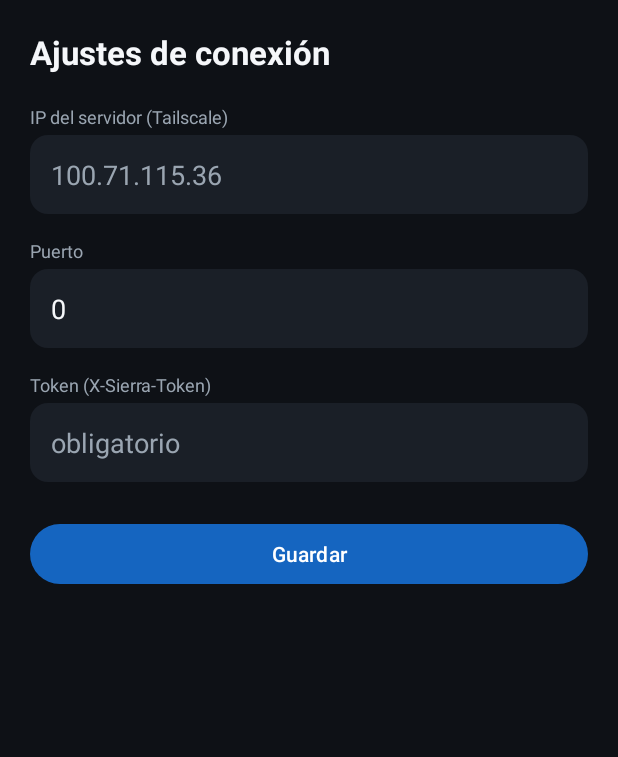
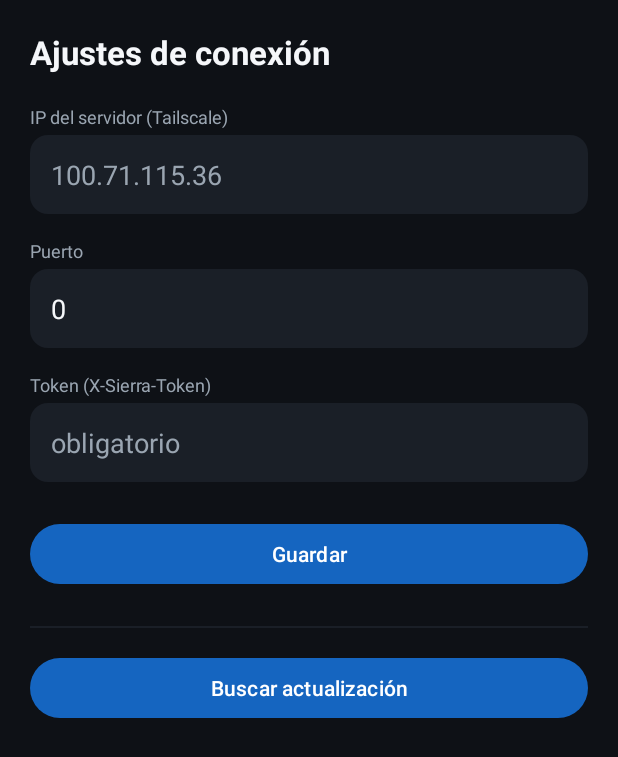
Before and after one commit to jongamer117-ops/sierra-app, an Android app: the SettingsActivity screen opened directly, with no data from a screen before it, on a phone screen of 412 x 824 dp. Shown: the top 757 px of the screen. Run offline under Robolectric (Android 15) with nearby library versions, the phone set to English and light mode, and no system bars; 5 statements that could not run were skipped.

Commit message:
Agregar boton de actualizacion desde GitHub en Ajustes
Consulta el ultimo commit de la rama apk-latest (donde el workflow de CI
publica el APK debug), descarga el APK si hay uno nuevo, y abre el
instalador del sistema via FileProvider. Pide el permiso REQUEST_INSTALL_PACKAGES
y redirige a Ajustes del sistema si 'instalar apps desconocidas' no esta
habilitado para la app.

```diff
--- a/app/src/main/java/com/sierra/voiceapp/SierraPrefs.kt
+++ b/app/src/main/java/com/sierra/voiceapp/SierraPrefs.kt
@@ -42,11 +42,17 @@ class SierraPrefs(context: Context) {
 
     fun baseUrl(): String = "http://$serverIp:$serverPort"
 
+    /** SHA del commit del APK instalado actualmente, para saber si hay uno más nuevo en apk-latest. */
+    var lastInstalledCommitSha: String
+        get() = prefs.getString(KEY_LAST_APK_SHA, "") ?: ""
+        set(value) = prefs.edit().putString(KEY_LAST_APK_SHA, value).apply()
+
     companion object {
         private const val PREFS_NAME = "sierra_prefs"
         private const val KEY_IP = "server_ip"
         private const val KEY_PORT = "server_port"
         private const val KEY_TOKEN = "sierra_token_poco"
+        private const val KEY_LAST_APK_SHA = "last_installed_apk_sha"
 
         // Canal A (FastAPI + SQLite en sierra-server), no sierra-pc directo.
         const val DEFAULT_IP = "100.71.115.36"
--- a/app/src/main/res/layout/activity_settings.xml
+++ b/app/src/main/res/layout/activity_settings.xml
@@ -83,4 +83,25 @@
         android:layout_height="wrap_content"
         android:text="@string/settings_save" />
 
+    <View
+        android:layout_width="match_parent"
+        android:layout_height="1dp"
+        android:layout_marginTop="24dp"
+        android:layout_marginBottom="16dp"
+        android:background="@color/sierra_surface" />
+
+    <Button
+        android:id="@+id/actualizarButton"
+        android:layout_width="match_parent"
+        android:layout_height="wrap_content"
+        android:text="@string/settings_update_button" />
+
+    <TextView
+        android:id="@+id/updateStatusTextView"
+        android:layout_width="match_parent"
+        android:layout_height="wrap_content"
+        android:layout_marginTop="8dp"
+        android:textColor="@color/sierra_text_secondary"
+        android:textSize="12sp" />
+
 </LinearLayout>
--- a/app/src/main/res/values/strings.xml
+++ b/app/src/main/res/values/strings.xml
@@ -19,6 +19,13 @@
     <string name="settings_save">Guardar</string>
     <string name="settings_saved">Ajustes guardados</string>
     <string name="settings_token_requerido">El token es obligatorio: Canal A rechaza cualquier pedido sin él</string>
+    <string name="settings_update_button">Buscar actualización</string>
+    <string name="settings_update_checking">Buscando actualización en GitHub…</string>
+    <string name="settings_update_none">Ya tenés la última versión</string>
+    <string name="settings_update_downloading">Descargando actualización…</string>
+    <string name="settings_update_ready">Actualización descargada, abriendo el instalador…</string>
+    <string name="settings_update_error">No se pudo actualizar: %1$s</string>
+    <string name="settings_update_permiso_requerido">Habilitá \"Instalar apps desconocidas\" para Sierra y volvé a tocar el botón</string>
 
     <string name="confirmaciones_title">Confirmaciones pendientes</string>
     <string name="confirmaciones_subtitle">Acciones de Nivel 3 esperando tu aprobación — cada una es una decisión individual</string>
--- /dev/null
+++ b/app/src/main/res/xml/file_paths.xml
@@ -0,0 +1,4 @@
+<?xml version="1.0" encoding="utf-8"?>
+<paths>
+    <external-files-path name="updates" path="updates/" />
+</paths>
```
Also changed, not shown: app/src/main/AndroidManifest.xml (+12 -0 lines), app/src/main/java/com/sierra/voiceapp/SettingsActivity.kt (+78 -0 lines), app/src/main/java/com/sierra/voiceapp/network/GithubUpdateClient.kt (added, +97 -0 lines), 1 other file.
